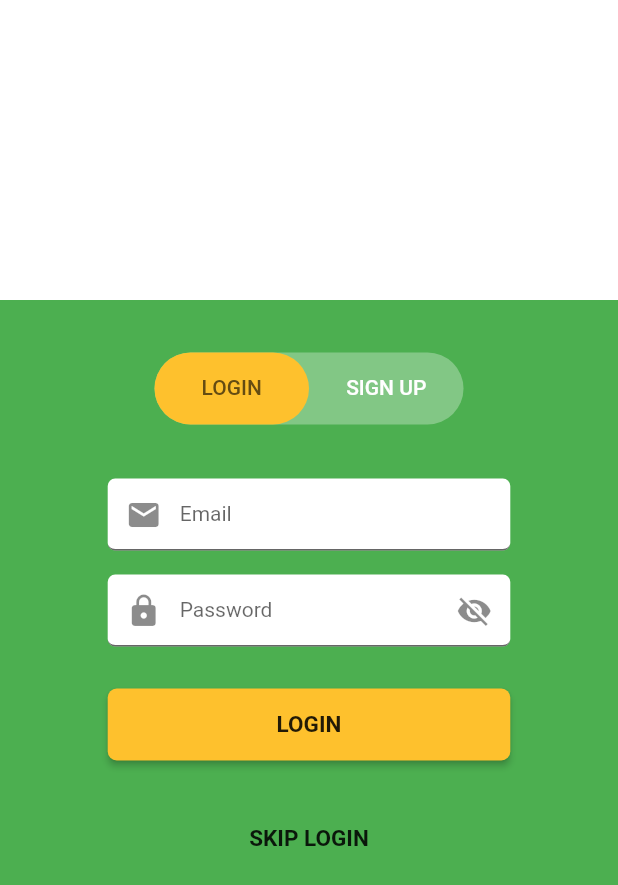
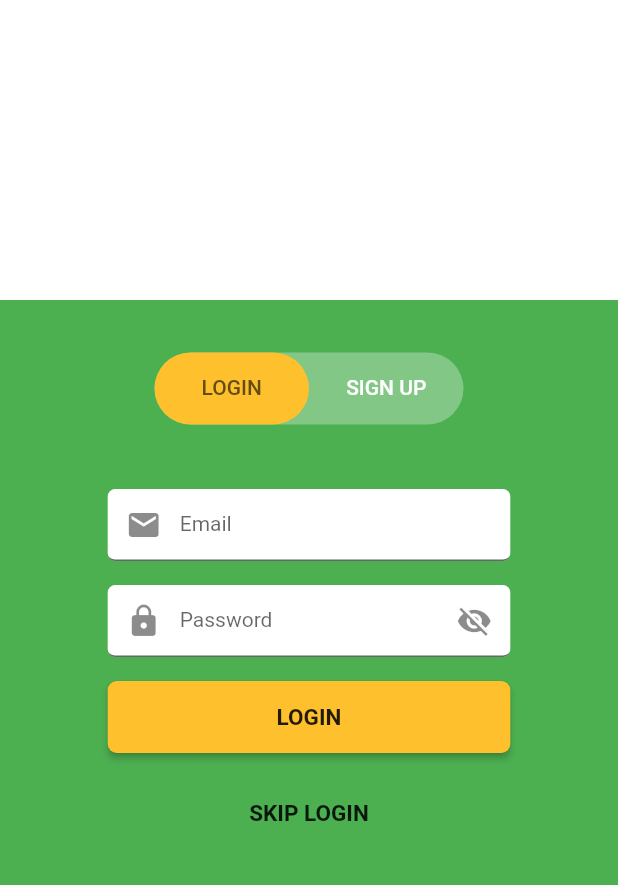
Before and after one commit to comp90018-2020/smart-broccoli, a Flutter app: the screen it shows after launch, on a phone screen of 412 x 824 dp. Shown: the top 885 px of the screen. Run offline on Flutter 3.47's test engine with Material 2 defaults, Android fonts, the phone set to English and light mode, and no system bars; our stand-ins replace shared_preferences, tuple.

Commit message:
Remove ridiculous Padding widget everywhere

```diff
--- a/lib/src/auth/auth_screen.dart
+++ b/lib/src/auth/auth_screen.dart
@@ -81,7 +81,7 @@ class _AuthScreenState extends State<AuthScreen> {
 
               // Tabs
               TabHolder(
-                  margin: const EdgeInsets.only(top: 35, bottom: 20),
+                  margin: const EdgeInsets.only(top: 35, bottom: 35),
                   tabs: [Tab(text: "LOGIN"), Tab(text: "SIGN UP")]),
 
               // Tab contents
--- a/lib/src/auth/login.dart
+++ b/lib/src/auth/login.dart
@@ -27,12 +27,11 @@ class _LoginState extends State<Login> {
     return Container(
       margin: EdgeInsets.symmetric(horizontal: 10, vertical: 8),
       child: Form(
-        child: Column(
+        child: Wrap(
+          runSpacing: 16,
           children: [
             // Email
-            Padding(
-              padding: const EdgeInsets.symmetric(vertical: 8),
-              child: TextFormField(
+            TextFormField(
               controller: _emailController,
               decoration: const InputDecoration(
                 labelText: 'Email',
@@ -42,11 +41,8 @@ class _LoginState extends State<Login> {
               textInputAction: TextInputAction.next,
               onFieldSubmitted: (_) => FocusScope.of(context).nextFocus(),
             ),
-            ),
             // Password
-            Padding(
-              padding: const EdgeInsets.symmetric(vertical: 8),
-              child: TextFormField(
+            TextFormField(
               controller: _passwordController,
               decoration: InputDecoration(
                 labelText: 'Password',
@@ -55,9 +51,7 @@ class _LoginState extends State<Login> {
                 // https://stackoverflow.com/questions/49125064
                 suffixIcon: IconButton(
                   icon: Icon(
-                      _passwordVisible
-                          ? Icons.visibility
-                          : Icons.visibility_off,
+                    _passwordVisible ? Icons.visibility : Icons.visibility_off,
                   ),
                   onPressed: () {
                     setState(() {
@@ -69,17 +63,13 @@ class _LoginState extends State<Login> {
               obscureText: !_passwordVisible,
               onFieldSubmitted: (_) => _loginPressed(),
             ),
-            ),
 
             // Login Button
-            Padding(
-              padding: const EdgeInsets.only(top: 20, bottom: 8),
-              child: SizedBox(
+            SizedBox(
               width: double.infinity,
               child: RaisedButton(
                 onPressed: _loginPressed,
                 child: const Text("LOGIN"),
-                ),
               ),
             ),
 
@@ -96,14 +86,11 @@ class _LoginState extends State<Login> {
             // )
 
             // Join without registering button
-            Padding(
-              padding: const EdgeInsets.only(top: 20, bottom: 8),
-              child: SizedBox(
+            SizedBox(
               width: double.infinity,
               child: MaterialButton(
                 child: const Text('SKIP LOGIN'),
                 onPressed: _joinAsParticipant,
-                ),
               ),
             ),
           ],
```
Also changed, not shown: lib/src/auth/register.dart (+7 -20 lines). Lines whose indentation alone changed are shown as unchanged.
